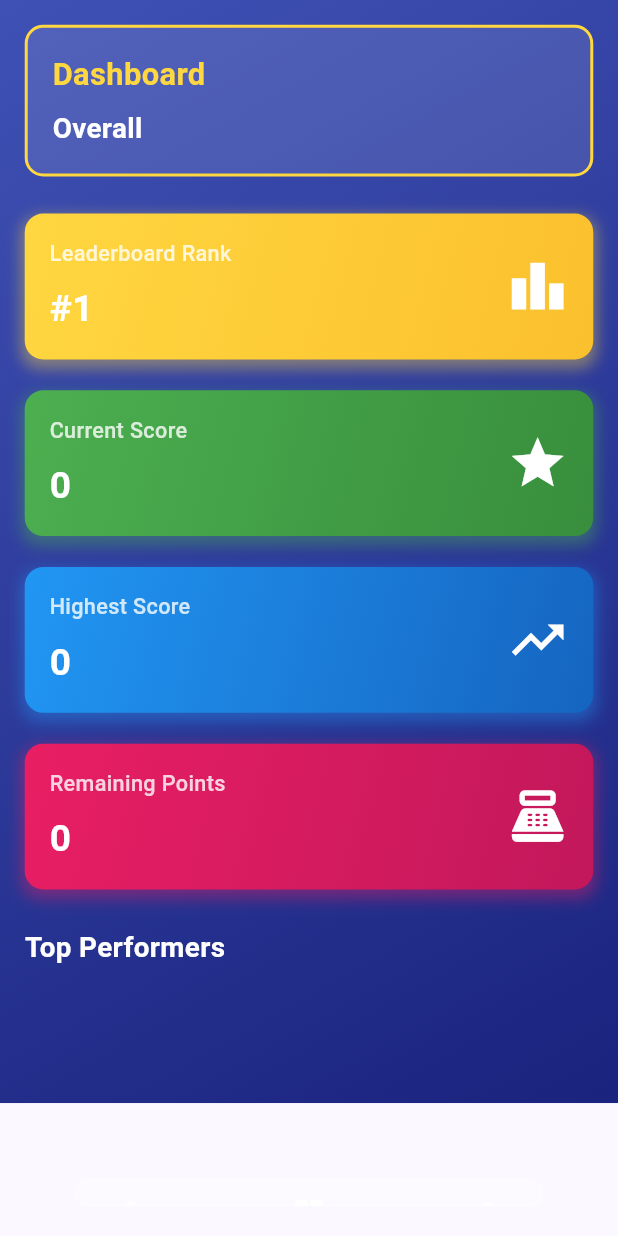
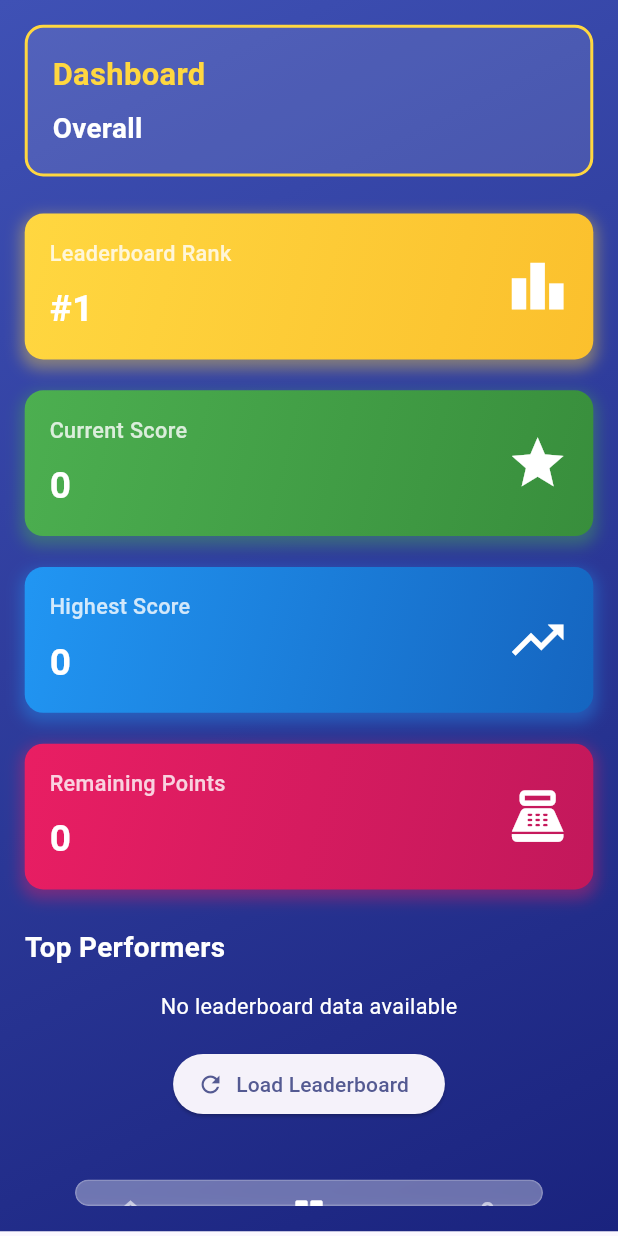
Before and after one commit to nihaltp/MAGNATHON_3, a Flutter app: the screen it shows once a user with an empty profile is signed in, item 2 of the bottom bar chosen, on a phone screen of 412 x 824 dp. Run offline on Flutter 3.47's test engine with Material 3 defaults, Android fonts, the phone set to English and light mode, and no system bars; drawn by our look-alikes of crystal_navigation_bar; our stand-ins replace carousel_slider, cloud_firestore, firebase_auth, firebase_core, flutter_animate, google_fonts and 3 more; missing offline and left inert: flutter_icon_snackbar, mobile_scanner; accounts and stored records are empty.

Commit message:
bug fixes and db optimization

```diff
--- a/userapp/lib/main.dart
+++ b/userapp/lib/main.dart
@@ -75,22 +75,28 @@ class _AuthWrapperState extends State<AuthWrapper> {
             if (_lastUserId != userId) {
               _lastUserId = userId;
               print('AuthWrapper: User logged in with uid: $userId, triggering load');
-              // Load immediately (context.read is safe for one-time operations)
-              context.read<UserProvider>().loadUser(userId);
-              context.read<LeaderboardProvider>().loadLeaderboard();
+
+              // Ensure providers are loaded before Consumer renders
+              WidgetsBinding.instance.addPostFrameCallback((_) {
+                final userProvider = context.read<UserProvider>();
+                final leaderboardProvider = context.read<LeaderboardProvider>();
+
+                if (userProvider.user == null) {
+                  print('AuthWrapper: Loading user and leaderboard data');
+                  userProvider.loadUser(userId);
+                  leaderboardProvider.loadLeaderboard();
+                }
+              });
             }
 
-            // Show home page only after user data is loaded
+            // Show home page with loading state
             return Consumer<UserProvider>(
               builder: (context, userProvider, child) {
-                // Always show loading while data is being fetched OR if user is null
-                if (userProvider.isLoading || (userProvider.user == null)) {
-                  // If we have an error and show the error UI, don't show loading
-                  if (userProvider.user == null && !userProvider.isLoading && userProvider.error != null) {
-                    // Show error UI - HomePage will handle this
-                    return const HomePage();
-                  }
-                  // Show loading
+                print('AuthWrapper: Rendering Consumer - isLoading=${userProvider.isLoading}, user=${userProvider.user?.name}');
+
+                // Show loading while fetching
+                if (userProvider.isLoading) {
+                  print('AuthWrapper: Data is loading...');
                   return const Scaffold(
                     body: Center(
                       child: CircularProgressIndicator(),
@@ -98,7 +104,14 @@ class _AuthWrapperState extends State<AuthWrapper> {
                   );
                 }
 
-                // User data is loaded, show home page
+                // If we have user data, show home page
+                if (userProvider.user != null) {
+                  print('AuthWrapper: User data loaded, showing HomePage');
+                  return const HomePage();
+                }
+
+                // If not loading and no user, show home page (it will display error UI)
+                print('AuthWrapper: No user data available, showing HomePage for error handling');
                 return const HomePage();
               },
             );
--- a/userapp/lib/screens/home/dashboard_page.dart
+++ b/userapp/lib/screens/home/dashboard_page.dart
@@ -18,6 +18,19 @@ class DashboardPage extends StatefulWidget {
 
 class _DashboardPageState extends State<DashboardPage> {
   final AuthService _authService = AuthService();
+
+  @override
+  void initState() {
+    super.initState();
+    // Ensure leaderboard is loaded when dashboard opens
+    Future.microtask(() {
+      final leaderboardProvider = context.read<LeaderboardProvider>();
+      if (leaderboardProvider.leaderboard.isEmpty && !leaderboardProvider.isLoading) {
+        print('DashboardPage: Leaderboard empty, triggering load from database');
+        leaderboardProvider.loadLeaderboard();
+      }
+    });
+  }
 
   @override
   Widget build(BuildContext context) {
@@ -220,6 +233,30 @@ class _DashboardPageState extends State<DashboardPage> {
 
     List<UserModel> leaderboard = leaderboardProvider.leaderboard;
 
+    // Handle empty leaderboard
+    if (leaderboard.isEmpty) {
+      return Center(
+        child: Column(
+          mainAxisAlignment: MainAxisAlignment.center,
+          children: [
+            Text(
+              'No leaderboard data available',
+              style: TextStyle(fontSize: 3.5.w, color: AppColors.white),
+            ),
+            SizedBox(height: 2.h),
+            ElevatedButton.icon(
+              onPressed: () {
+                print('DashboardPage: Manually refreshing leaderboard');
+                leaderboardProvider.refreshLeaderboard();
+              },
+              icon: const Icon(Icons.refresh),
+              label: const Text('Load Leaderboard'),
+            ),
+          ],
+        ),
+      );
+    }
+
     return ListView.builder(
       shrinkWrap: true,
       physics: const NeverScrollableScrollPhysics(),
```
